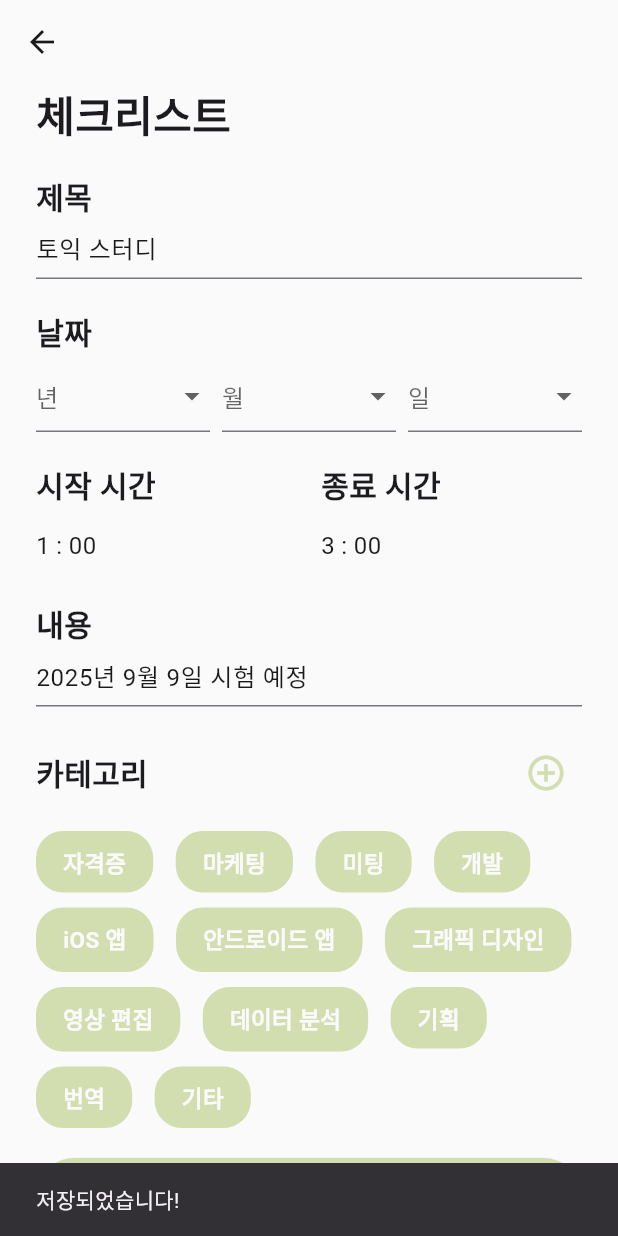
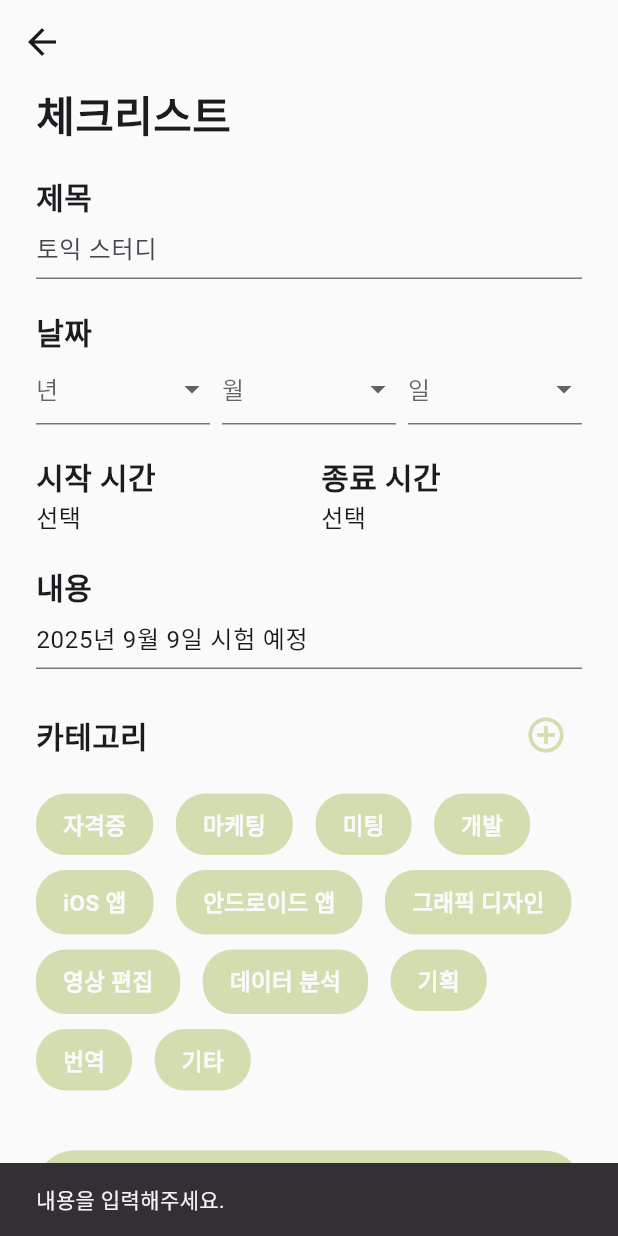
Before and after one commit to twotthh/Ver2, a Flutter app: the ChecklistScreen screen opened directly, after a tap on "저장하기", on a phone screen of 412 x 824 dp. Run offline on Flutter 3.47's test engine with Material 3 defaults, Android fonts, the phone set to English and light mode, and no system bars; our stand-ins replace flutter_signin_button.

Commit message:
Update checklist_screen.dart

```diff
--- a/lib/screens/checklist_screen.dart
+++ b/lib/screens/checklist_screen.dart
@@ -24,12 +24,12 @@ class _ChecklistScreenState extends State<ChecklistScreen> {
   @override
   Widget build(BuildContext context) {
     return Scaffold(
-      backgroundColor: Color(0xFFFAFAFA),
+      backgroundColor: const Color(0xFFFAFAFA),
       appBar: AppBar(
-        backgroundColor: Color(0xFFFAFAFA),
+        backgroundColor: const Color(0xFFFAFAFA),
         elevation: 0,
         leading: IconButton(
-          icon: const Icon(Icons.arrow_back, color: Color(0xFF1A1A1A)),
+          icon: const Icon(Icons.arrow_back, color: Color(0xFF1A1A1A), size: 28),
           onPressed: () => Navigator.pop(context),
         ),
       ),
@@ -43,20 +43,17 @@ class _ChecklistScreenState extends State<ChecklistScreen> {
             const SizedBox(height: 20),
             const Text("제목", style: TextStyle(fontSize: 20, fontWeight: FontWeight.w600)),
             TextField(
-              controller: TextEditingController(text: title),
               decoration: const InputDecoration(
                 isDense: true,
                 contentPadding: EdgeInsets.symmetric(vertical: 8),
                 border: UnderlineInputBorder(),
                 hintText: "토익 스터디",
-                hintStyle: TextStyle(color: Color(0xFF1A1A1A), fontWeight: FontWeight.w400),
               ),
               style: const TextStyle(fontSize: 16, color: Color(0xFF1A1A1A)),
               onChanged: (value) => setState(() => title = value),
             ),
             const SizedBox(height: 20),
             const Text("날짜", style: TextStyle(fontSize: 20, fontWeight: FontWeight.w600)),
-            const SizedBox(height: 5),
             Row(
               children: [
                 Expanded(
@@ -64,10 +61,10 @@ class _ChecklistScreenState extends State<ChecklistScreen> {
                     decoration: const InputDecoration(border: UnderlineInputBorder()),
                     hint: const Text("년"),
                     value: selectedDate?.year,
-                    items: List.generate(10, (i) => DropdownMenuItem(
-                      value: DateTime.now().year + i,
-                      child: Text("${DateTime.now().year + i}"),
-                    )),
+                    items: List.generate(10, (i) {
+                      int year = DateTime.now().year + i;
+                      return DropdownMenuItem(value: year, child: Text("$year"));
+                    }),
                     onChanged: (val) {
                       if (val != null) {
                         setState(() {
@@ -83,10 +80,9 @@ class _ChecklistScreenState extends State<ChecklistScreen> {
                     decoration: const InputDecoration(border: UnderlineInputBorder()),
                     hint: const Text("월"),
                     value: selectedDate?.month,
-                    items: List.generate(12, (i) => DropdownMenuItem(
-                      value: i + 1,
-                      child: Text("${i + 1}"),
-                    )),
+                    items: List.generate(12, (i) {
+                      return DropdownMenuItem(value: i + 1, child: Text("${i + 1}"));
+                    }),
                     onChanged: (val) {
                       if (val != null) {
                         setState(() {
@@ -102,14 +98,16 @@ class _ChecklistScreenState extends State<ChecklistScreen> {
                     decoration: const InputDecoration(border: UnderlineInputBorder()),
                     hint: const Text("일"),
                     value: selectedDate?.day,
-                    items: List.generate(31, (i) => DropdownMenuItem(
-                      value: i + 1,
-                      child: Text("${i + 1}"),
-                    )),
+                    items: List.generate(31, (i) {
+                      return DropdownMenuItem(value: i + 1, child: Text("${i + 1}"));
+                    }),
                     onChanged: (val) {
                       if (val != null) {
                         setState(() {
-                          selectedDate = DateTime(selectedDate?.year ?? DateTime.now().year, selectedDate?.month ?? 1, val);
+                          selectedDate = DateTime(
+                              selectedDate?.year ?? DateTime.now().year,
+                              selectedDate?.month ?? 1,
+                              val);
                         });
                       }
                     },
@@ -125,23 +123,17 @@ class _ChecklistScreenState extends State<ChecklistScreen> {
                     crossAxisAlignment: CrossAxisAlignment.start,
                     children: [
                       const Text("시작 시간", style: TextStyle(fontSize: 20, fontWeight: FontWeight.w600)),
-                      const SizedBox(height: 8),
                       GestureDetector(
                         onTap: () async {
                           final picked = await showTimePicker(
                             context: context,
-                            initialTime: startTime ?? TimeOfDay(hour: 13, minute: 0),
+                            initialTime: startTime ?? const TimeOfDay(hour: 13, minute: 0),
                           );
-                          if (picked != null) {
-                            setState(() => startTime = picked);
-                          }
+                          if (picked != null) setState(() => startTime = picked);
                         },
-                        child: Container(
-                          padding: const EdgeInsets.symmetric(vertical: 6),
                         child: Text(
-                            startTime != null ? startTime!.format(context) : "1 : 00",
+                          startTime != null ? startTime!.format(context) : "선택",
                           style: const TextStyle(fontSize: 16, color: Color(0xFF1A1A1A)),
-                          ),
                         ),
                       ),
                     ],
@@ -153,23 +145,17 @@ class _ChecklistScreenState extends State<ChecklistScreen> {
                     crossAxisAlignment: CrossAxisAlignment.start,
                     children: [
                       const Text("종료 시간", style: TextStyle(fontSize: 20, fontWeight: FontWeight.w600)),
-                      const SizedBox(height: 8),
                       GestureDetector(
                         onTap: () async {
                           final picked = await showTimePicker(
                             context: context,
-                            initialTime: endTime ?? TimeOfDay(hour: 15, minute: 0),
+                            initialTime: endTime ?? const TimeOfDay(hour: 15, minute: 0),
                           );
-                          if (picked != null) {
-                            setState(() => endTime = picked);
-                          }
+                          if (picked != null) setState(() => endTime = picked);
                         },
-                        child: Container(
-                          padding: const EdgeInsets.symmetric(vertical: 6),
                         child: Text(
-                            endTime != null ? endTime!.format(context) : "3 : 00",
+                          endTime != null ? endTime!.format(context) : "선택",
                           style: const TextStyle(fontSize: 16, color: Color(0xFF1A1A1A)),
-                          ),
                         ),
                       ),
                     ],
@@ -177,6 +163,7 @@ class _ChecklistScreenState extends State<ChecklistScreen> {
                 ),
               ],
             ),
+
             const SizedBox(height: 20),
             const Text("내용", style: TextStyle(fontSize: 20, fontWeight: FontWeight.w600)),
             TextField(
@@ -191,6 +178,7 @@ class _ChecklistScreenState extends State<ChecklistScreen> {
               style: const TextStyle(fontSize: 16, color: Color(0xFF1A1A1A)),
               onChanged: (val) => setState(() => description = val),
             ),
+
             const SizedBox(height: 20),
             Row(
               mainAxisAlignment: MainAxisAlignment.spaceBetween,
@@ -251,7 +239,7 @@ class _ChecklistScreenState extends State<ChecklistScreen> {
                     padding: const EdgeInsets.symmetric(horizontal: 18, vertical: 10),
                     decoration: BoxDecoration(
                       color: isSelected ? Color(0xFFF7E7A7) : Color(0xFFD2DDB0),
-                      borderRadius: BorderRadius.circular(18),
+                      borderRadius: BorderRadius.circular(20),
                     ),
                     child: Text(
                       cat,
@@ -265,20 +253,32 @@ class _ChecklistScreenState extends State<ChecklistScreen> {
                 );
               }).toList(),
             ),
-            const SizedBox(height: 20),
+
+            const SizedBox(height: 40),
             SizedBox(
               width: double.infinity,
               child: ElevatedButton(
                 style: ElevatedButton.styleFrom(
-                  backgroundColor: Color(0xFFD2DDB0),
+                  backgroundColor: const Color(0xFFD2DDB0),
                   padding: const EdgeInsets.symmetric(vertical: 14),
-                  shape: RoundedRectangleBorder(
-                      borderRadius: BorderRadius.circular(30)),
+                  shape: RoundedRectangleBorder(borderRadius: BorderRadius.circular(30)),
                 ),
                 onPressed: () {
+                  if (description.trim().isEmpty) {
                     ScaffoldMessenger.of(context).showSnackBar(
-                    const SnackBar(content: Text("저장되었습니다!")),
+                      const SnackBar(content: Text("내용을 입력해주세요.")),
                     );
+                    return;
+                  }
+                  final checklistData = {
+                    "title": title,
+                    "date": selectedDate,
+                    "startTime": startTime,
+                    "endTime": endTime,
+                    "description": description,
+                    "category": selectedCategory,
+                  };
+                  Navigator.pop(context, checklistData);
                 },
                 child: const Text(
                   "저장하기",
```
Lines whose indentation alone changed are shown as unchanged.
